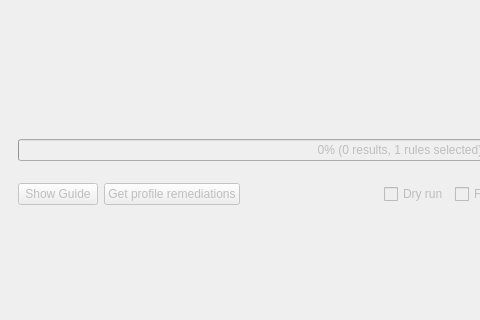
Before: the Qt Designer form ui/MainWindow.ui in OpenSCAP/scap-workbench, drawn with Qt 5; both pictures show x 0 to 480 and y 530 to 850 of the 800 by 850 pixel window.
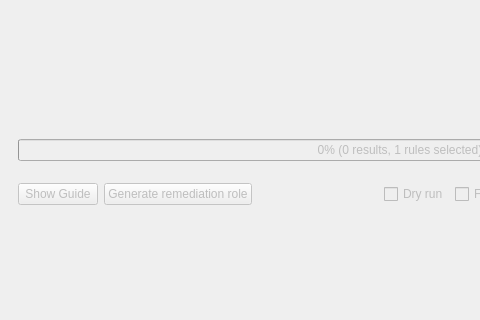
After: the same form once the commit is applied. Custom widgets are drawn as their Qt base class.

Diff of the .ui file:
```diff
--- a/ui/MainWindow.ui
+++ b/ui/MainWindow.ui
@@ -363,7 +363,7 @@
                 <string>Generate remediations of all possible failiures that the selected profile can cover.</string>
                </property>
                <property name="text">
-                <string>Get profile remediations</string>
+                <string>Generate remediation role</string>
                </property>
               </widget>
              </item>
```
Left out of the diff: 2 changed lines with no effect on the pictures.
